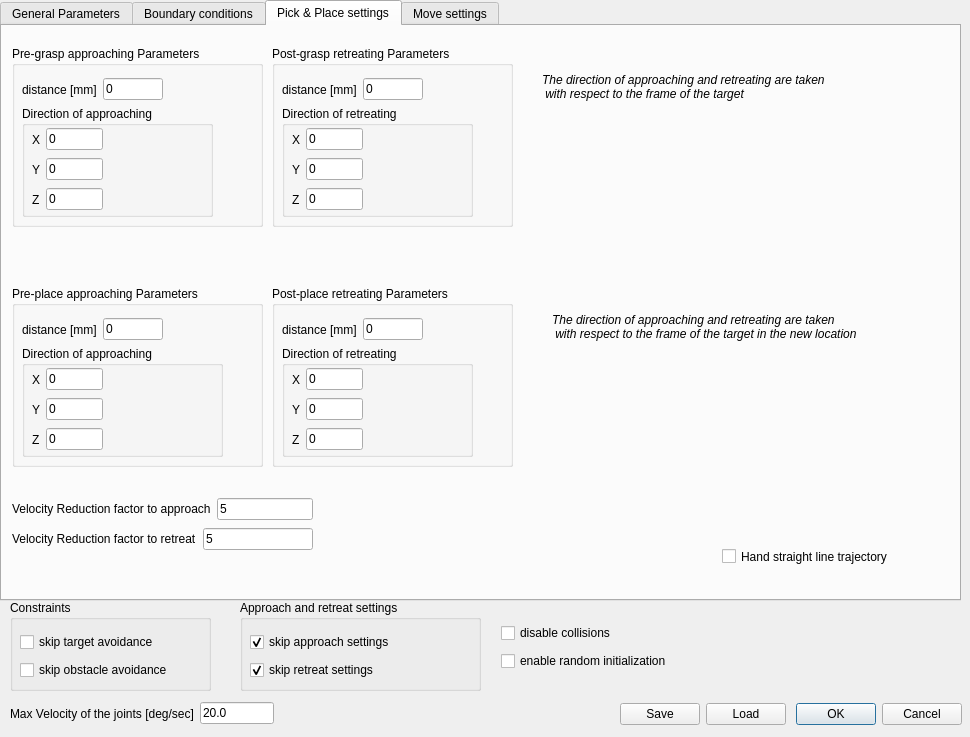
The window that ui/toldialoghump.ui (JoaoQPereira/motion_manager) describes before a commit, drawn with Qt 5.
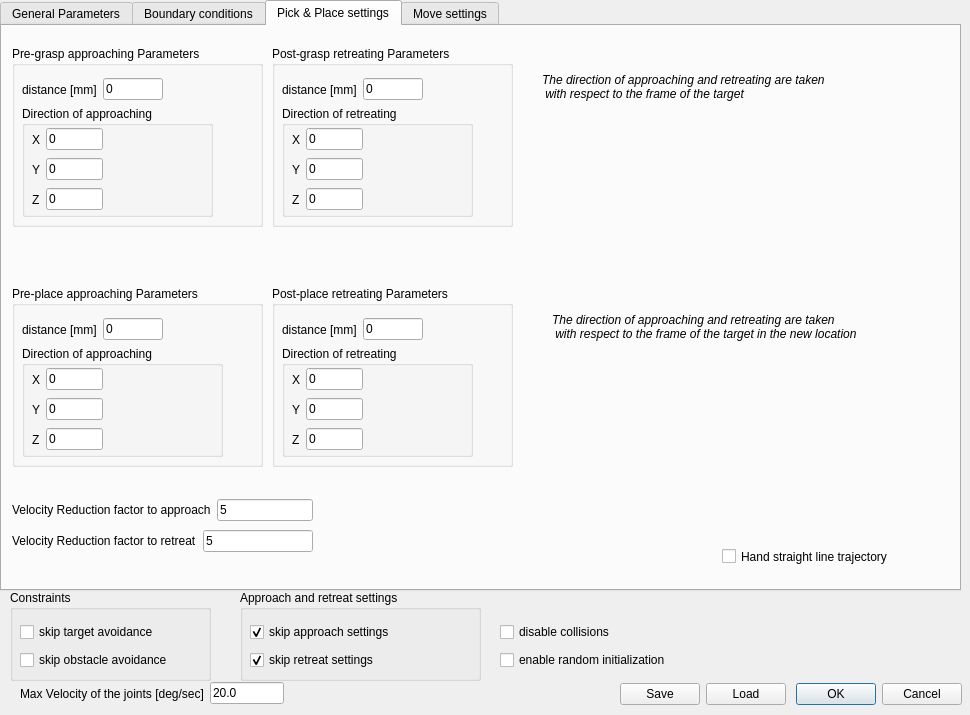
The same window after the commit. The open tabs and pages were chosen to show the change.

Commit message: Update window size. Informations about obstacles in the scenario - qnode

Diff of the .ui file:
```diff
--- a/ui/toldialoghump.ui
+++ b/ui/toldialoghump.ui
@@ -7,7 +7,7 @@
     <x>0</x>
     <y>0</y>
     <width>970</width>
-    <height>737</height>
+    <height>715</height>
    </rect>
   </property>
   <property name="windowTitle">
@@ -16,8 +16,8 @@
   <widget class="QWidget" name="layoutWidget_max_vel">
    <property name="geometry">
     <rect>
-     <x>10</x>
-     <y>700</y>
+     <x>20</x>
+     <y>680</y>
      <width>264</width>
      <height>27</height>
     </rect>
@@ -43,7 +43,7 @@
    <property name="geometry">
     <rect>
      <x>10</x>
-     <y>600</y>
+     <y>590</y>
      <width>201</width>
      <height>91</height>
     </rect>
@@ -84,7 +84,7 @@
      <x>0</x>
      <y>0</y>
      <width>961</width>
-     <height>601</height>
+     <height>591</height>
     </rect>
    </property>
    <property name="currentIndex">
@@ -2457,7 +2457,7 @@
        <x>10</x>
        <y>470</y>
        <width>301</width>
-       <height>58</height>
+       <height>60</height>
       </rect>
      </property>
      <layout class="QVBoxLayout" name="verticalLayout_28">
@@ -3243,7 +3243,7 @@
    <property name="geometry">
     <rect>
      <x>240</x>
-     <y>600</y>
+     <y>590</y>
      <width>241</width>
      <height>91</height>
     </rect>
@@ -3288,7 +3288,7 @@
    <property name="geometry">
     <rect>
      <x>620</x>
-     <y>700</y>
+     <y>680</y>
      <width>342</width>
      <height>28</height>
     </rect>
@@ -3327,8 +3327,8 @@
   <widget class="QWidget" name="layoutWidget">
    <property name="geometry">
     <rect>
-     <x>501</x>
-     <y>621</y>
+     <x>500</x>
+     <y>620</y>
      <width>271</width>
      <height>52</height>
     </rect>
```
Left out of the diff: 4 changed lines with no effect on the pictures. The commit also changes 5 other files.
